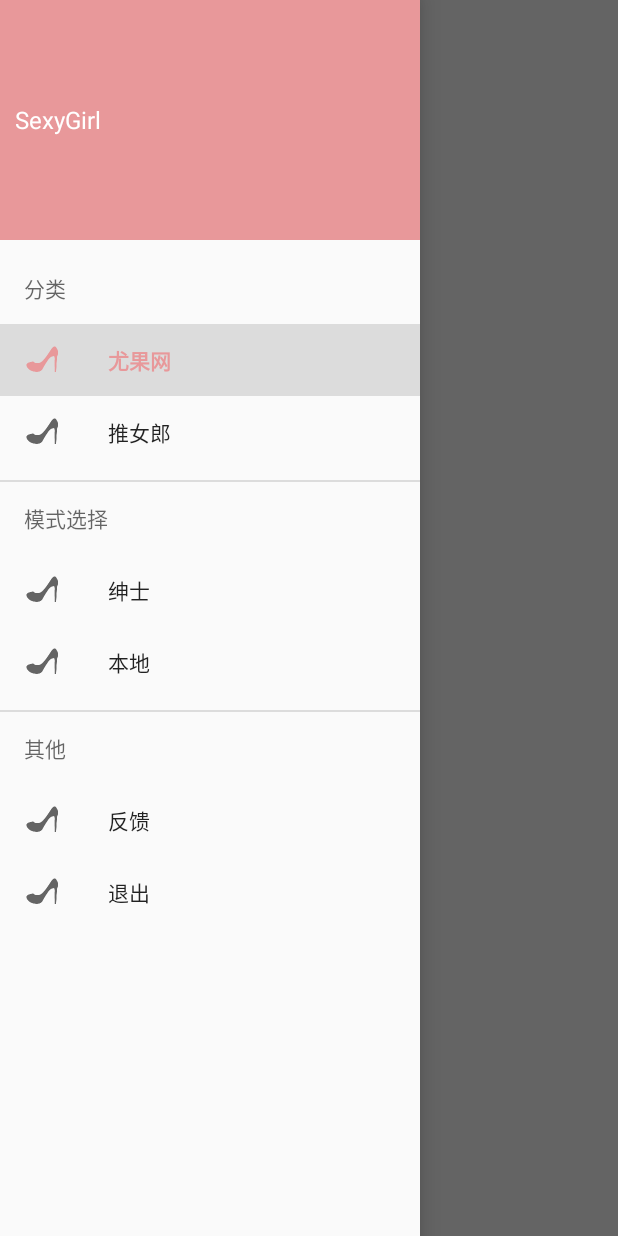
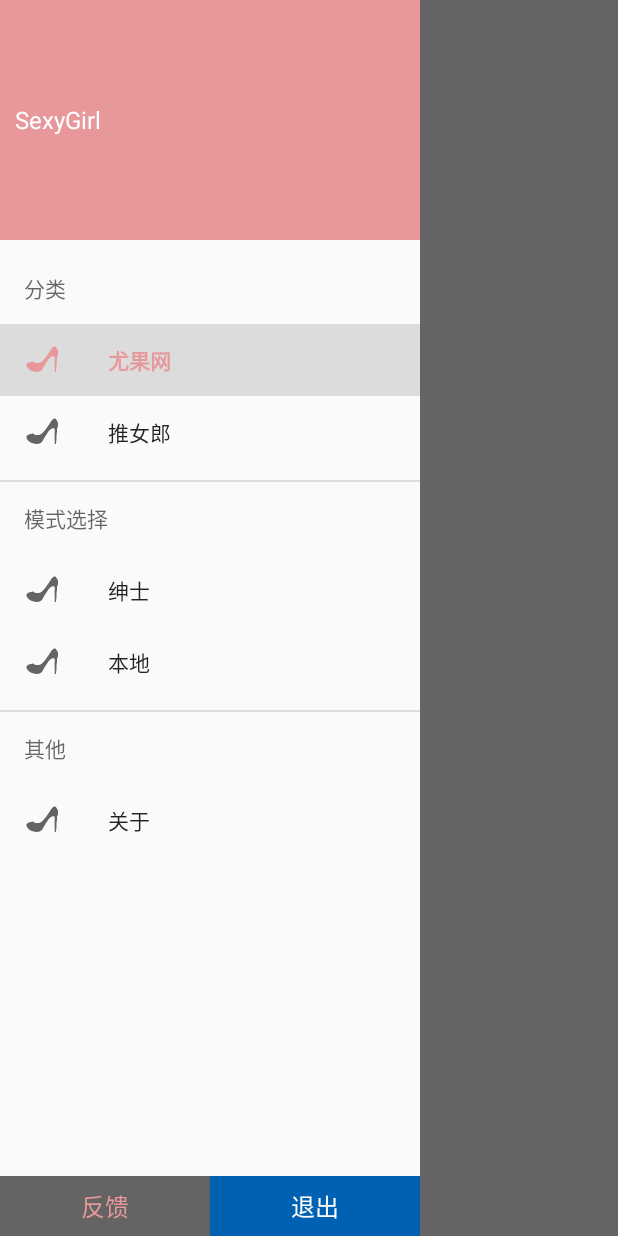
Before and after one commit to lord19871207/SexyGirl, an Android app: the screen it shows after launch (MainActivity), with the side drawer open, on a phone screen of 412 x 824 dp. Run offline under Robolectric (Android 15) with nearby library versions, the phone set to English and light mode, and no system bars; libraries missing offline, so code that uses them is left out: com.alibaba.fastjson, com.loopj.android, com.nostra13.universalimageloader, com.tencent.open, com.tencent.tauth and 2 more; 7 statements that could not run were skipped.

Commit message:
1:优化->菜单显示;

```diff
--- a/app/src/main/java/com/vgaw/sexygirl/activity/MainActivity.java
+++ b/app/src/main/java/com/vgaw/sexygirl/activity/MainActivity.java
@@ -9,6 +9,9 @@ import android.support.v4.view.GravityCompat;
 import android.support.v4.widget.DrawerLayout;
 import android.util.Log;
 import android.view.MenuItem;
+import android.view.View;
+import android.widget.TextView;
+import android.widget.Toast;
 
 import com.alibaba.fastjson.JSON;
 import com.vgaw.sexygirl.BugHD;
@@ -75,19 +78,33 @@ public class MainActivity extends BaseActivity {
                     case R.id.nav_local:
                         changeFragment(localOneFragment, LocalOneFragment.TAG);
                         break;
-                    // 反馈
-                    case R.id.nav_feedback:
-                        startActivity(new Intent(MainActivity.this, FeedbackActivity.class));
-                        break;
-                    // 退出
-                    case R.id.nav_quit:
-                        finish();
+                    // 关于
+                    case R.id.nav_about:
+                        Toast.makeText(MainActivity.this, "待开发", Toast.LENGTH_SHORT).show();
                         break;
                 }
                 return true;
             }
         });
+
+        findViewById(R.id.tv_feedback).setOnClickListener(clickListener);
+        findViewById(R.id.tv_quit).setOnClickListener(clickListener);
     }
+
+    private View.OnClickListener clickListener = new View.OnClickListener() {
+        @Override
+        public void onClick(View v) {
+            drawerLayout.closeDrawer(GravityCompat.START);
+            switch (v.getId()){
+                case R.id.tv_feedback:
+                    startActivity(new Intent(MainActivity.this, FeedbackActivity.class));
+                    break;
+                case R.id.tv_quit:
+                    finish();
+                    break;
+            }
+        }
+    };
 
     /**
      * 为了防止第一次弹出动画和更新对话框同时打开，所以将更新放在此处
--- a/app/src/main/res/layout/activity_main.xml
+++ b/app/src/main/res/layout/activity_main.xml
@@ -13,12 +13,46 @@
         android:layout_width="match_parent"
         android:layout_height="match_parent" />
 
-    <android.support.design.widget.NavigationView
-        android:id="@+id/nav_view"
+    <LinearLayout
         android:layout_width="wrap_content"
         android:layout_height="match_parent"
+        android:orientation="vertical"
         android:layout_gravity="start"
-        android:fitsSystemWindows="true"
-        app:headerLayout="@layout/nav_header_main"
-        app:menu="@menu/activity_main_drawer" />
+        android:fitsSystemWindows="true">
+
+        <android.support.design.widget.NavigationView
+            android:id="@+id/nav_view"
+            android:layout_width="wrap_content"
+            android:layout_height="0dp"
+            android:layout_weight="1"
+            app:headerLayout="@layout/nav_header_main"
+            app:menu="@menu/activity_main_drawer" />
+
+        <LinearLayout
+            android:layout_width="match_parent"
+            android:layout_height="wrap_content"
+            android:orientation="horizontal">
+
+            <TextView
+                android:id="@+id/tv_feedback"
+                android:layout_width="0dp"
+                android:layout_weight="1"
+                android:layout_height="@dimen/space_40"
+                android:gravity="center"
+                android:textSize="@dimen/txt_16"
+                android:textColor="@color/colorPrimary"
+                android:text="反馈"/>
+
+            <TextView
+                android:id="@+id/tv_quit"
+                android:layout_width="0dp"
+                android:layout_weight="1"
+                android:layout_height="@dimen/space_40"
+                android:background="@color/colorPrimaryDark"
+                android:gravity="center"
+                android:textSize="@dimen/txt_16"
+                android:textColor="@android:color/white"
+                android:text="退出"/>
+        </LinearLayout>
+    </LinearLayout>
 </android.support.v4.widget.DrawerLayout>
--- a/app/src/main/res/menu/activity_main_drawer.xml
+++ b/app/src/main/res/menu/activity_main_drawer.xml
@@ -35,13 +35,9 @@
         <menu>
             <group android:checkableBehavior="single">
                 <item
-                    android:id="@+id/nav_feedback"
+                    android:id="@+id/nav_about"
                     android:icon="@mipmap/ic_launcher"
-                    android:title="反馈" />
-                <item
-                    android:id="@+id/nav_quit"
-                    android:icon="@mipmap/ic_launcher"
-                    android:title="退出" />
+                    android:title="关于" />
             </group>
         </menu>
     </item>
```
